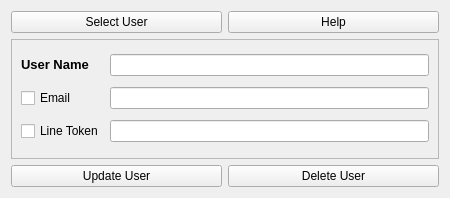
Before: the Qt Designer form AlertSettings.ui in badarirao/Dielectric, drawn with Qt 5.
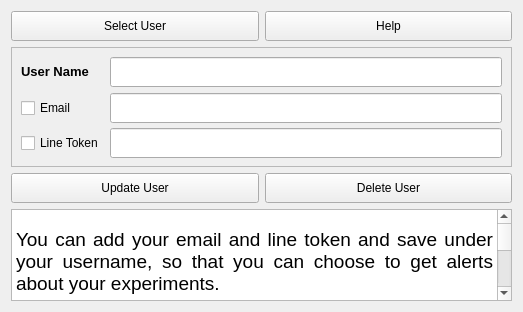
After: the same form once the commit is applied.

Commit message: Include help for alert setting

The edit to the form file:
```diff
--- a/AlertSettings.ui
+++ b/AlertSettings.ui
@@ -6,20 +6,20 @@
    <rect>
     <x>0</x>
     <y>0</y>
-    <width>450</width>
-    <height>198</height>
+    <width>523</width>
+    <height>312</height>
    </rect>
   </property>
   <property name="minimumSize">
    <size>
-    <width>450</width>
-    <height>198</height>
+    <width>500</width>
+    <height>0</height>
    </size>
   </property>
   <property name="maximumSize">
    <size>
-    <width>450</width>
-    <height>198</height>
+    <width>1000</width>
+    <height>1000</height>
    </size>
   </property>
   <property name="contextMenuPolicy">
@@ -36,6 +36,18 @@
     <layout class="QGridLayout" name="gridLayout_2">
      <item row="3" column="0">
       <widget class="QPushButton" name="addModifyButton">
+       <property name="minimumSize">
+        <size>
+         <width>0</width>
+         <height>30</height>
+        </size>
+       </property>
+       <property name="maximumSize">
+        <size>
+         <width>16777215</width>
+         <height>30</height>
+        </size>
+       </property>
        <property name="toolTip">
         <string>&lt;html&gt;&lt;head/&gt;&lt;body&gt;&lt;p&gt;Click here to add new user or modify email and line token of a user. You cannot modify user name here.&lt;/p&gt;&lt;/body&gt;&lt;/html&gt;</string>
        </property>
@@ -46,6 +58,18 @@
      </item>
      <item row="3" column="1">
       <widget class="QPushButton" name="deleteUserButton">
+       <property name="minimumSize">
+        <size>
+         <width>0</width>
+         <height>30</height>
+        </size>
+       </property>
+       <property name="maximumSize">
+        <size>
+         <width>16777215</width>
+         <height>30</height>
+        </size>
+       </property>
        <property name="text">
         <string>Delete User</string>
        </property>
@@ -53,6 +77,18 @@
      </item>
      <item row="2" column="0" colspan="2">
       <widget class="QFrame" name="frame">
+       <property name="minimumSize">
+        <size>
+         <width>0</width>
+         <height>120</height>
+        </size>
+       </property>
+       <property name="maximumSize">
+        <size>
+         <width>16777215</width>
+         <height>120</height>
+        </size>
+       </property>
        <property name="frameShape">
         <enum>QFrame::StyledPanel</enum>
        </property>
@@ -61,10 +97,35 @@
        </property>
        <layout class="QGridLayout" name="gridLayout">
         <item row="3" column="1">
-         <widget class="QLineEdit" name="lineToken"/>
+         <widget class="QLineEdit" name="lineToken">
+          <property name="minimumSize">
+           <size>
+            <width>0</width>
+            <height>30</height>
+           </size>
+          </property>
+          <property name="maximumSize">
+           <size>
+            <width>16777215</width>
+            <height>30</height>
+           </size>
+          </property>
+         </widget>
         </item>
         <item row="1" column="0">
          <widget class="QCheckBox" name="emailCheckBox">
+          <property name="minimumSize">
+           <size>
+            <width>0</width>
+            <height>30</height>
+           </size>
+          </property>
+          <property name="maximumSize">
+           <size>
+            <width>16777215</width>
+            <height>30</height>
+           </size>
+          </property>
           <property name="toolTip">
            <string>&lt;html&gt;&lt;head/&gt;&lt;body&gt;&lt;p&gt;Check this box to send alert to specified email&lt;/p&gt;&lt;/body&gt;&lt;/html&gt;</string>
           </property>
@@ -81,6 +142,18 @@
         </item>
         <item row="3" column="0">
          <widget class="QCheckBox" name="lineCheckBox">
+          <property name="minimumSize">
+           <size>
+            <width>0</width>
+            <height>30</height>
+           </size>
+          </property>
+          <property name="maximumSize">
+           <size>
+            <width>16777215</width>
+            <height>30</height>
+           </size>
+          </property>
           <property name="toolTip">
            <string>&lt;html&gt;&lt;head/&gt;&lt;body&gt;&lt;p&gt;Check this box to send alert to your line account&lt;/p&gt;&lt;/body&gt;&lt;/html&gt;</string>
           </property>
@@ -93,13 +166,51 @@
          </widget>
         </item>
         <item row="0" column="1">
-         <widget class="QLineEdit" name="userName"/>
+         <widget class="QLineEdit" name="userName">
+          <property name="minimumSize">
+           <size>
+            <width>0</width>
+            <height>30</height>
+           </size>
+          </property>
+          <property name="maximumSize">
+           <size>
+            <width>16777215</width>
+            <height>30</height>
+           </size>
+          </property>
+         </widget>
         </item>
         <item row="1" column="1">
-         <widget class="QLineEdit" name="email"/>
+         <widget class="QLineEdit" name="email">
+          <property name="minimumSize">
+           <size>
+            <width>0</width>
+            <height>30</height>
+           </size>
+          </property>
+          <property name="maximumSize">
+           <size>
+            <width>16777215</width>
+            <height>30</height>
+           </size>
+          </property>
+         </widget>
         </item>
         <item row="0" column="0">
          <widget class="QLabel" name="userNameLabel">
+          <property name="minimumSize">
+           <size>
+            <width>0</width>
+            <height>30</height>
+           </size>
+          </property>
+          <property name="maximumSize">
+           <size>
+            <width>16777215</width>
+            <height>30</height>
+           </size>
+          </property>
           <property name="text">
            <string>&lt;html&gt;&lt;head/&gt;&lt;body&gt;&lt;p&gt;&lt;span style=&quot; font-size:10pt; font-weight:600;&quot;&gt;User Name&lt;/span&gt;&lt;/p&gt;&lt;/body&gt;&lt;/html&gt;</string>
           </property>
@@ -110,16 +221,43 @@
      </item>
      <item row="1" column="1">
       <widget class="QPushButton" name="helpButton">
+       <property name="minimumSize">
+        <size>
+         <width>0</width>
+         <height>30</height>
+        </size>
+       </property>
+       <property name="maximumSize">
+        <size>
+         <width>16777215</width>
+         <height>30</height>
+        </size>
+       </property>
        <property name="whatsThis">
         <string>&lt;html&gt;&lt;head/&gt;&lt;body&gt;&lt;p&gt;Click here to know how to set email and line alerts&lt;/p&gt;&lt;/body&gt;&lt;/html&gt;</string>
        </property>
        <property name="text">
         <string>Help</string>
        </property>
+       <property name="checkable">
+        <bool>true</bool>
+       </property>
       </widget>
      </item>
      <item row="1" column="0">
       <widget class="QPushButton" name="userMenu">
+       <property name="minimumSize">
+        <size>
+         <width>0</width>
+         <height>30</height>
+        </size>
+       </property>
+       <property name="maximumSize">
+        <size>
+         <width>16777215</width>
+         <height>30</height>
+        </size>
+       </property>
        <property name="cursor">
         <cursorShape>ArrowCursor</cursorShape>
        </property>
@@ -139,6 +277,37 @@
      </item>
     </layout>
    </item>
+   <item row="1" column="0">
+    <widget class="QTextBrowser" name="textBrowser">
+     <property name="html">
+      <string>&lt;!DOCTYPE HTML PUBLIC &quot;-//W3C//DTD HTML 4.0//EN&quot; &quot;http://www.w3.org/TR/REC-html40/strict.dtd&quot;&gt;
+&lt;html&gt;&lt;head&gt;&lt;meta name=&quot;qrichtext&quot; content=&quot;1&quot; /&gt;&lt;style type=&quot;text/css&quot;&gt;
+p, li { white-space: pre-wrap; }
+&lt;/style&gt;&lt;/head&gt;&lt;body style=&quot; font-family:'MS UI Gothic'; font-size:9pt; font-weight:400; font-style:normal;&quot;&gt;
+&lt;p style=&quot;-qt-paragraph-type:empty; margin-top:0px; margin-bottom:0px; margin-left:0px; margin-right:0px; -qt-block-indent:0; text-indent:0px;&quot;&gt;&lt;br /&gt;&lt;/p&gt;
+&lt;p align=&quot;justify&quot; style=&quot; margin-top:0px; margin-bottom:0px; margin-left:0px; margin-right:0px; -qt-block-indent:0; text-indent:0px;&quot;&gt;&lt;span style=&quot; font-size:14pt;&quot;&gt;You can add your email and line token and save under your username, so that you can choose to get alerts about your experiments.&lt;/span&gt;&lt;/p&gt;
+&lt;p style=&quot;-qt-paragraph-type:empty; margin-top:0px; margin-bottom:0px; margin-left:0px; margin-right:0px; -qt-block-indent:0; text-indent:0px;&quot;&gt;&lt;br /&gt;&lt;/p&gt;
+&lt;p style=&quot; margin-top:0px; margin-bottom:0px; margin-left:0px; margin-right:0px; -qt-block-indent:0; text-indent:0px;&quot;&gt;&lt;span style=&quot; font-size:14pt; font-weight:600; text-decoration: underline;&quot;&gt;Existing User&lt;/span&gt;&lt;/p&gt;
+&lt;p align=&quot;justify&quot; style=&quot; margin-top:0px; margin-bottom:0px; margin-left:0px; margin-right:0px; -qt-block-indent:0; text-indent:0px;&quot;&gt;&lt;span style=&quot; font-size:12pt;&quot;&gt;If your email and (or) line token are already stored in database, you can choose your name from the dropdown box and then check the email or(and) line checkbox to receive the alert.&lt;/span&gt;&lt;/p&gt;
+&lt;p align=&quot;justify&quot; style=&quot;-qt-paragraph-type:empty; margin-top:0px; margin-bottom:0px; margin-left:0px; margin-right:0px; -qt-block-indent:0; text-indent:0px; font-size:12pt;&quot;&gt;&lt;br /&gt;&lt;/p&gt;
+&lt;p align=&quot;justify&quot; style=&quot; margin-top:0px; margin-bottom:0px; margin-left:0px; margin-right:0px; -qt-block-indent:0; text-indent:0px;&quot;&gt;&lt;span style=&quot; font-size:12pt;&quot;&gt;You need to opt for the alert each time the software is started afresh.&lt;/span&gt;&lt;/p&gt;
+&lt;p align=&quot;justify&quot; style=&quot;-qt-paragraph-type:empty; margin-top:0px; margin-bottom:0px; margin-left:0px; margin-right:0px; -qt-block-indent:0; text-indent:0px;&quot;&gt;&lt;br /&gt;&lt;/p&gt;
+&lt;p style=&quot; margin-top:0px; margin-bottom:0px; margin-left:0px; margin-right:0px; -qt-block-indent:0; text-indent:0px;&quot;&gt;&lt;span style=&quot; font-size:14pt; font-weight:600; text-decoration: underline;&quot;&gt;New User&lt;/span&gt;&lt;/p&gt;
+&lt;p align=&quot;justify&quot; style=&quot; margin-top:0px; margin-bottom:0px; margin-left:0px; margin-right:0px; -qt-block-indent:0; text-indent:0px;&quot;&gt;&lt;span style=&quot; font-size:12pt;&quot;&gt;If you are a new user, choose &amp;quot;new user&amp;quot; from drop down menu, and enter your email id, and(or) line token. You can choose to receive alert in either email or line, or both. Just check the box of whichever media you prefer.&lt;/span&gt;&lt;/p&gt;
+&lt;p style=&quot;-qt-paragraph-type:empty; margin-top:0px; margin-bottom:0px; margin-left:0px; margin-right:0px; -qt-block-indent:0; text-indent:0px;&quot;&gt;&lt;br /&gt;&lt;/p&gt;
+&lt;p style=&quot; margin-top:0px; margin-bottom:0px; margin-left:0px; margin-right:0px; -qt-block-indent:0; text-indent:0px;&quot;&gt;&lt;span style=&quot; font-size:14pt; font-weight:600; text-decoration: underline;&quot;&gt;How to obtain your line token:&lt;/span&gt;&lt;/p&gt;
+&lt;p style=&quot; margin-top:0px; margin-bottom:0px; margin-left:0px; margin-right:0px; -qt-block-indent:0; text-indent:0px;&quot;&gt;&lt;span style=&quot; font-size:12pt; font-weight:600;&quot;&gt;Step 1:&lt;/span&gt;&lt;span style=&quot; font-size:12pt;&quot;&gt; Login to &amp;quot;&lt;/span&gt;&lt;a href=&quot;https://notify-bot.line.me/en/&quot;&gt;&lt;span style=&quot; font-size:12pt; text-decoration: underline; color:#0000ff;&quot;&gt;line notify&lt;/span&gt;&lt;/a&gt;&lt;span style=&quot; font-size:12pt;&quot;&gt;&amp;quot; using your line credentials.&lt;/span&gt;&lt;/p&gt;
+&lt;p style=&quot; margin-top:0px; margin-bottom:0px; margin-left:0px; margin-right:0px; -qt-block-indent:0; text-indent:0px;&quot;&gt;&lt;span style=&quot; font-size:12pt; font-weight:600;&quot;&gt;Step 2:&lt;/span&gt;&lt;span style=&quot; font-size:12pt;&quot;&gt; Click on &amp;quot;My Page&amp;quot;&lt;/span&gt;&lt;/p&gt;
+&lt;p style=&quot; margin-top:0px; margin-bottom:0px; margin-left:0px; margin-right:0px; -qt-block-indent:0; text-indent:0px;&quot;&gt;&lt;span style=&quot; font-size:12pt; font-weight:600;&quot;&gt;Step 3:&lt;/span&gt;&lt;span style=&quot; font-size:12pt;&quot;&gt; Scroll down and click on &amp;quot;Generate Token&amp;quot;&lt;/span&gt;&lt;/p&gt;
+&lt;p style=&quot; margin-top:0px; margin-bottom:0px; margin-left:0px; margin-right:0px; -qt-block-indent:0; text-indent:0px;&quot;&gt;&lt;span style=&quot; font-size:12pt; font-weight:600;&quot;&gt;Step 4:&lt;/span&gt;&lt;span style=&quot; font-size:12pt;&quot;&gt; Enter a Token name to be displayed in each message. Then select a line group to which you want to send the message. If you want to send message only to yourself, select 1:1 option.&lt;/span&gt;&lt;/p&gt;
+&lt;p style=&quot; margin-top:0px; margin-bottom:0px; margin-left:0px; margin-right:0px; -qt-block-indent:0; text-indent:0px;&quot;&gt;&lt;span style=&quot; font-size:12pt; font-weight:600;&quot;&gt;Step 5:&lt;/span&gt;&lt;span style=&quot; font-size:12pt;&quot;&gt; Once you have entered the required the required information, click on &amp;quot;Generate Token&amp;quot;.&lt;/span&gt;&lt;/p&gt;
+&lt;p style=&quot; margin-top:0px; margin-bottom:0px; margin-left:0px; margin-right:0px; -qt-block-indent:0; text-indent:0px;&quot;&gt;&lt;span style=&quot; font-size:12pt; font-weight:600;&quot;&gt;Step 6:&lt;/span&gt;&lt;span style=&quot; font-size:12pt;&quot;&gt; You will see a token generated, you have to copy that token and paste it above in the space provided for line token. Now you are all set to receive alert from line.&lt;/span&gt;&lt;/p&gt;&lt;/body&gt;&lt;/html&gt;</string>
+     </property>
+     <property name="openExternalLinks">
+      <bool>true</bool>
+     </property>
+    </widget>
+   </item>
   </layout>
  </widget>
  <resources/>
```
The commit also changes 1 other file.
